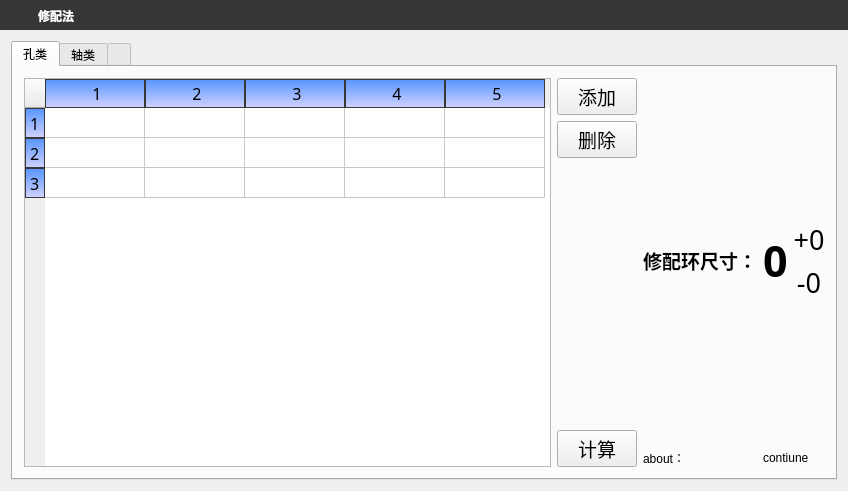
Before: the Qt Designer form fitting_method.ui in JasonLSS/MT_GUI, drawn with Qt 5.
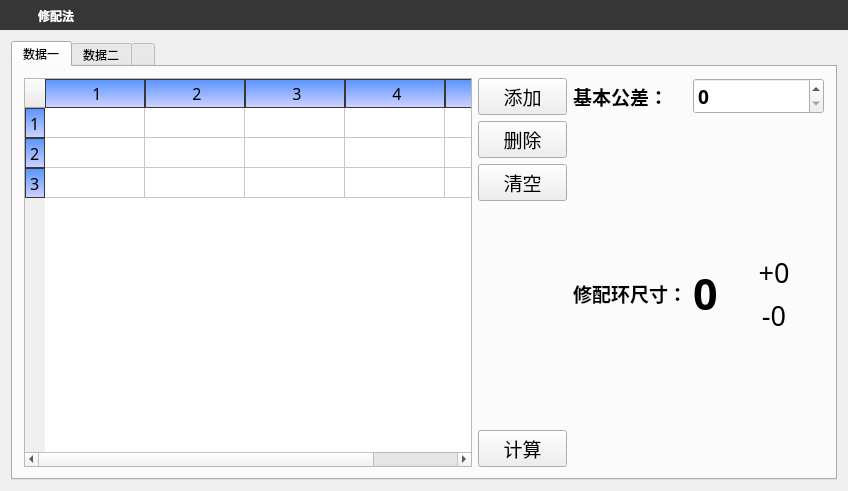
After: the same form once the commit is applied.

What changed in the file:
```diff
--- a/fitting_method.ui
+++ b/fitting_method.ui
@@ -283,9 +283,9 @@
          </property>
          <widget class="QWidget" name="tab">
           <attribute name="title">
-           <string>孔类</string>
+           <string>数据一</string>
           </attribute>
-          <layout class="QHBoxLayout" name="horizontalLayout_9">
+          <layout class="QHBoxLayout" name="horizontalLayout_9" stretch="5,1,0">
            <item>
             <widget class="QTableWidget" name="tableWidget">
              <property name="font">
@@ -363,6 +363,19 @@
                </property>
               </widget>
              </item>
+             <item>
+              <widget class="QPushButton" name="ResetButton">
+               <property name="font">
+                <font>
+                 <family>微软雅黑</family>
+                 <pointsize>14</pointsize>
+                </font>
+               </property>
+               <property name="text">
+                <string>清空</string>
+               </property>
+              </widget>
+             </item>
              <item>
               <spacer name="verticalSpacer">
                <property name="orientation">
@@ -396,7 +409,7 @@
              <item>
               <layout class="QGridLayout" name="gridLayout">
                <item row="0" column="0">
-                <widget class="QLabel" name="label_2">
+                <widget class="QLabel" name="label_7">
                  <property name="font">
                   <font>
                    <family>微软雅黑</family>
@@ -406,25 +419,23 @@
                   </font>
                  </property>
                  <property name="text">
-                  <string>修配环尺寸：</string>
-                 </property>
-                </widget>
-               </item>
-               <item row="1" column="0">
-                <widget class="QLabel" name="label">
-                 <property name="text">
-                  <string>about：</string>
-                 </property>
-                </widget>
-               </item>
-               <item row="1" column="1">
-                <widget class="QLabel" name="label_4">
-                 <property name="text">
-                  <string>contiune</string>
+                  <string>基本公差：</string>
                  </property>
                 </widget>
                </item>
                <item row="0" column="1">
+                <widget class="QSpinBox" name="spinBox">
+                 <property name="font">
+                  <font>
+                   <family>微软雅黑</family>
+                   <pointsize>14</pointsize>
+                   <weight>75</weight>
+                   <bold>true</bold>
+                  </font>
+                 </property>
+                </widget>
+               </item>
+               <item row="1" column="1">
                 <layout class="QHBoxLayout" name="horizontalLayout_3" stretch="0,0">
                  <item>
                   <widget class="QLabel" name="label_3">
@@ -460,13 +471,13 @@
                     <widget class="QLabel" name="label_5">
                      <property name="minimumSize">
                       <size>
-                       <width>30</width>
+                       <width>100</width>
                        <height>0</height>
                       </size>
                      </property>
                      <property name="maximumSize">
                       <size>
-                       <width>30</width>
+                       <width>100</width>
                        <height>16777215</height>
                       </size>
                      </property>
@@ -488,13 +499,13 @@
                     <widget class="QLabel" name="label_6">
                      <property name="minimumSize">
                       <size>
-                       <width>30</width>
+                       <width>100</width>
                        <height>0</height>
                       </size>
                      </property>
                      <property name="maximumSize">
                       <size>
-                       <width>30</width>
+                       <width>100</width>
                        <height>16777215</height>
                       </size>
                      </property>
@@ -534,6 +545,21 @@
                  </item>
                 </layout>
                </item>
+               <item row="1" column="0">
+                <widget class="QLabel" name="label_2">
+                 <property name="font">
+                  <font>
+                   <family>微软雅黑</family>
+                   <pointsize>14</pointsize>
+                   <weight>75</weight>
+                   <bold>true</bold>
+                  </font>
+                 </property>
+                 <property name="text">
+                  <string>修配环尺寸：</string>
+                 </property>
+                </widget>
+               </item>
               </layout>
              </item>
             </layout>
@@ -542,7 +568,7 @@
          </widget>
          <widget class="QWidget" name="tab_2">
           <attribute name="title">
-           <string>轴类</string>
+           <string>数据二</string>
           </attribute>
           <layout class="QHBoxLayout" name="horizontalLayout_16"/>
          </widget>
```
Left out of the diff: 6 changed lines with no effect on the pictures.
